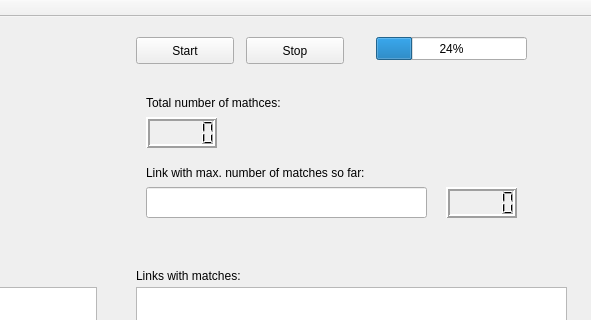
aot9/WebParser, file mainwindow.ui: the form before one commit; both pictures show x 364 to 955 and y 0 to 320 of the 955 by 619 pixel window.
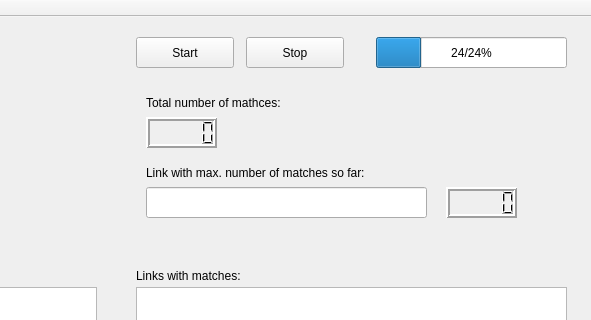
The form after the commit.

Commit message: actual value represantation added to progress bar

What changed in the file:
```diff
--- a/mainwindow.ui
+++ b/mainwindow.ui
@@ -20,7 +20,7 @@
       <x>500</x>
       <y>20</y>
       <width>98</width>
-      <height>27</height>
+      <height>31</height>
      </rect>
     </property>
     <property name="text">
@@ -163,7 +163,7 @@
       <x>610</x>
       <y>20</y>
       <width>98</width>
-      <height>27</height>
+      <height>31</height>
      </rect>
     </property>
     <property name="text">
@@ -263,13 +263,16 @@
      <rect>
       <x>740</x>
       <y>20</y>
-      <width>151</width>
-      <height>23</height>
+      <width>191</width>
+      <height>31</height>
      </rect>
     </property>
     <property name="value">
      <number>24</number>
     </property>
+    <property name="format">
+     <string>%v/%p%</string>
+    </property>
    </widget>
   </widget>
   <widget class="QToolBar" name="mainToolBar">
```
